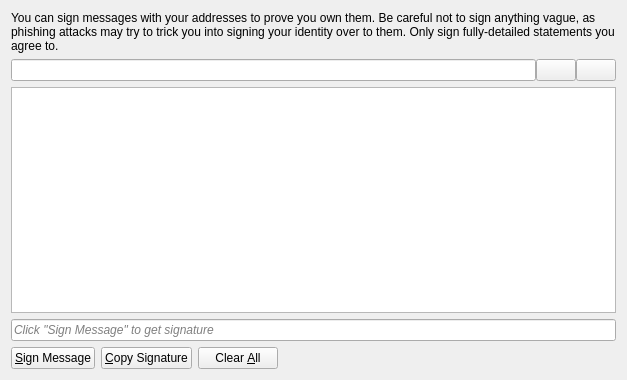
Qt form src/qt/forms/messagepage.ui (raffermeko/bitcoin) before a commit.
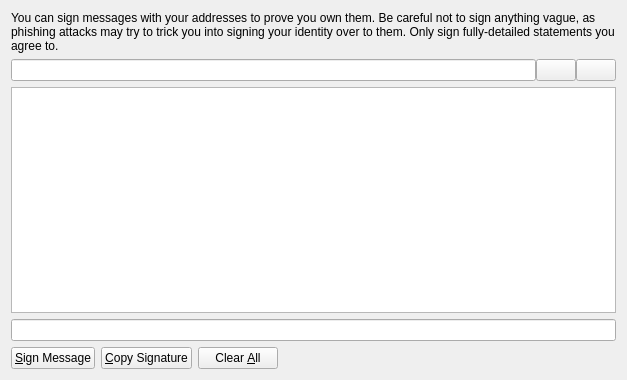
The same form after that commit. Icons and pictures are not drawn. Custom widgets are drawn as their Qt base class.

Commit message: Move back setPlaceholderText to code, from xml, as this broke building with Qt 4.6

```diff
--- a/src/qt/forms/messagepage.ui
+++ b/src/qt/forms/messagepage.ui
@@ -104,9 +104,6 @@
      <property name="readOnly">
       <bool>true</bool>
      </property>
-     <property name="placeholderText">
-      <string>Click &quot;Sign Message&quot; to get signature</string>
-     </property>
     </widget>
    </item>
    <item>
```
The commit also changes 3 other files.
